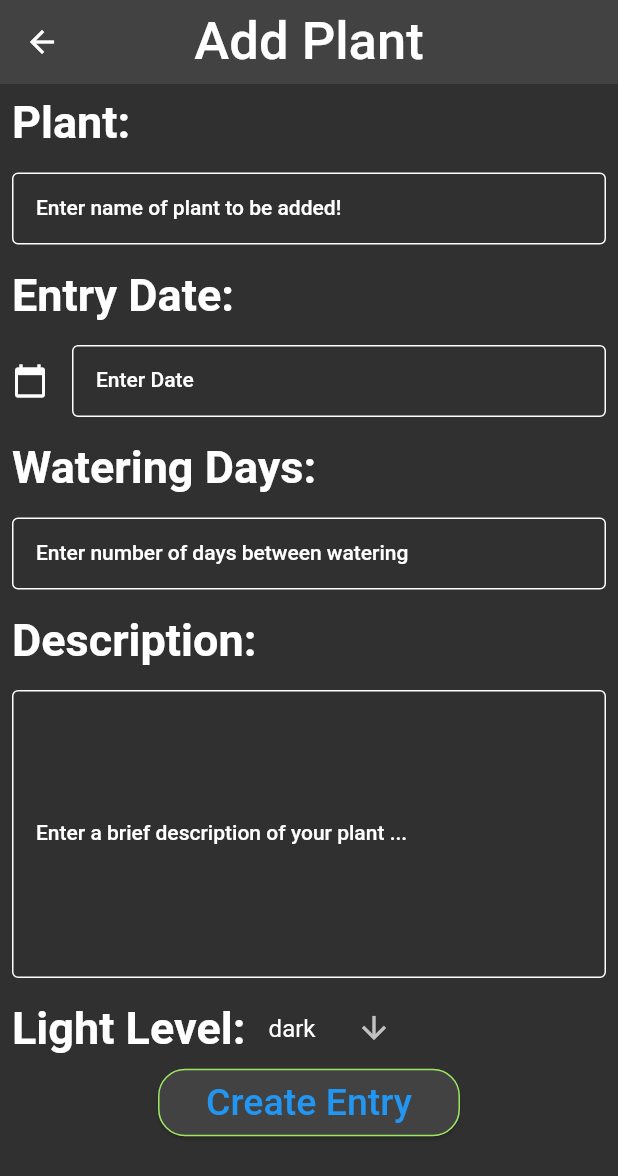
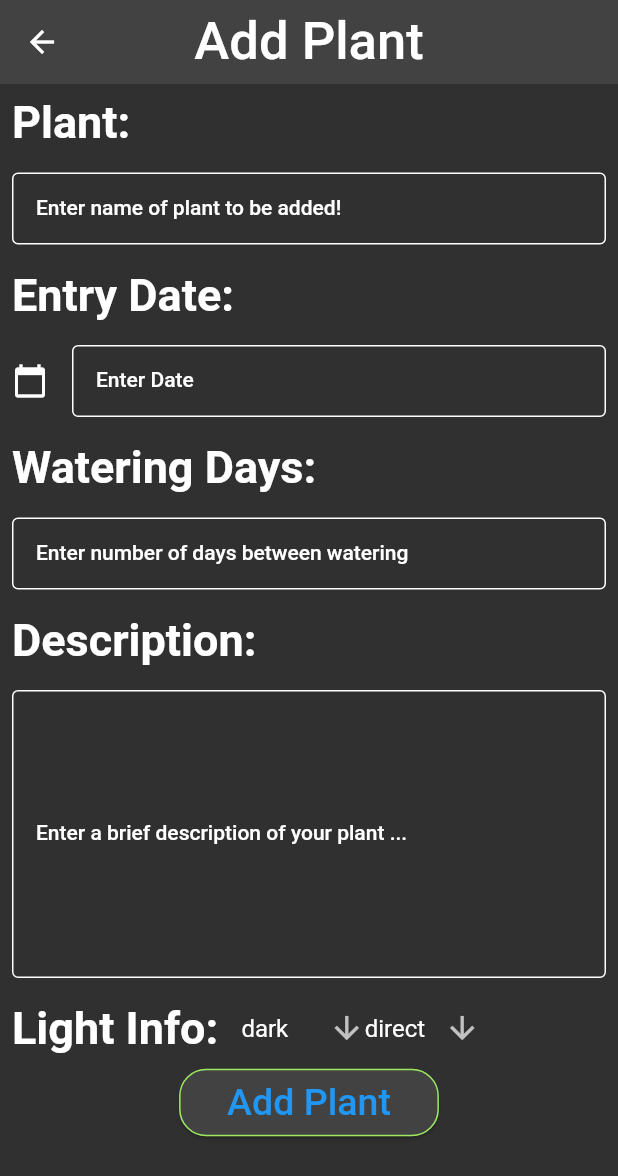
Before and after one commit to Adam-Sheeres/plant-tracking-app, a Flutter app: the AddPlantPage screen opened directly, on a phone screen of 412 x 824 dp. Shown: the top 1176 px of the screen. Run offline on Flutter 3.47's test engine with Material 2 defaults, Android fonts, the phone set to English and light mode, and no system bars; network calls fail.

Commit message:
added some comments and formatting

```diff
--- a/plant_tracker/lib/pages/add_plant_page.dart
+++ b/plant_tracker/lib/pages/add_plant_page.dart
@@ -4,7 +4,9 @@ import '../Navigation_Drawer.dart';
 import 'package:intl/intl.dart';
 import '../plant_db.dart';
 
+// list of enums to be used for dropdown
 List<String> lightLevels = LightLevel.values.map((e) => e.name).toList();
+List<String> lightTypes = LightType.values.map((e) => e.name).toList();
 
 class AddPlantPage extends StatefulWidget {
   const AddPlantPage({super.key});
@@ -14,8 +16,11 @@ class AddPlantPage extends StatefulWidget {
 }
 
 class _AddPlantPage extends State<AddPlantPage> {
-  String dropdownValue = lightLevels.first;
+  // setting initial dropdown value
+  String dropdownLevelValue = lightLevels.first;
+  String dropdownTypeValue = lightTypes.first;
 
+  // controllers to get user input
   TextEditingController dateController = TextEditingController();
   TextEditingController plantNameController = TextEditingController();
   TextEditingController descriptionController = TextEditingController();
@@ -54,7 +59,7 @@ class _AddPlantPage extends State<AddPlantPage> {
               _buildDate(context),
               _buildWaterDays(),
               _buildDescription(),
-              _buildLightLevel(),
+              _buildLightInfo(),
               _buildButton(context),
             ],
           ),
@@ -75,7 +80,7 @@ class _AddPlantPage extends State<AddPlantPage> {
         ))),
         child: const Padding(
           padding: EdgeInsets.all(8.0),
-          child: Text('Create Entry',
+          child: Text('Add Plant',
               style: TextStyle(
                 fontSize: 25,
               )),
@@ -231,21 +236,22 @@ class _AddPlantPage extends State<AddPlantPage> {
     );
   }
 
-  Row _buildLightLevel() {
+  Row _buildLightInfo() {
     return Row(
       children: [
         const Padding(
           padding: EdgeInsets.all(8.0),
           child: Text(
-            'Light Level: ',
+            'Light Info: ',
             style: TextStyle(
               fontSize: 30,
               fontWeight: FontWeight.bold,
             ),
           ),
         ),
+        // Light Level dropdown
         DropdownButton<String>(
-          value: dropdownValue,
+          value: dropdownLevelValue,
           icon: const Icon(Icons.arrow_downward),
           elevation: 16,
           // style: const TextStyle(color: Colors.deepPurple),
@@ -256,10 +262,33 @@ class _AddPlantPage extends State<AddPlantPage> {
           onChanged: (String? value) {
             // This is called when the user selects an item.
             setState(() {
-              dropdownValue = value!;
+              dropdownLevelValue = value!;
             });
           },
           items: lightLevels.map<DropdownMenuItem<String>>((String value) {
+            return DropdownMenuItem<String>(
+              value: value,
+              child: Text(value),
+            );
+          }).toList(),
+        ),
+        // Light Type dropdown (direct/indirect)
+        DropdownButton<String>(
+          value: dropdownTypeValue,
+          icon: const Icon(Icons.arrow_downward),
+          elevation: 16,
+          // style: const TextStyle(color: Colors.deepPurple),
+          underline: Container(
+            height: 2,
+            // color: Colors.deepPurpleAccent,
+          ),
+          onChanged: (String? value) {
+            // This is called when the user selects an item.
+            setState(() {
+              dropdownTypeValue = value!;
+            });
+          },
+          items: lightTypes.map<DropdownMenuItem<String>>((String value) {
             return DropdownMenuItem<String>(
               value: value,
               child: Text(value),
```
